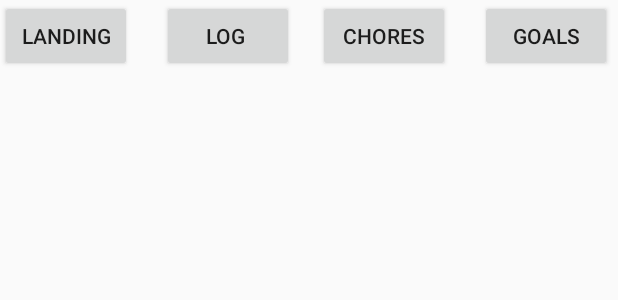
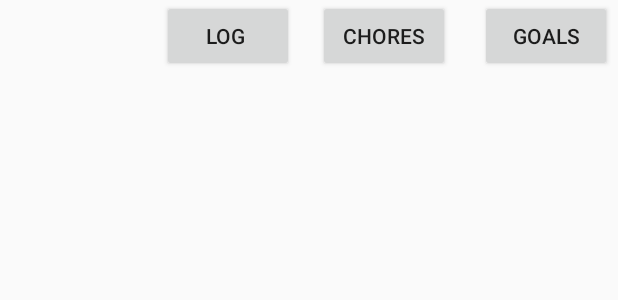
Before and after one commit to catlian/INFS3605_group2, an Android app: the layout activity_test.xml on its own in the app's theme, with its tools: preview values and no code run, on a phone screen of 412 x 824 dp. Shown: the top 300 px of the screen. Run offline under Robolectric (Android 15) with nearby library versions, the phone set to English and light mode, and no system bars.

Commit message:
minor ui fixes

```diff
--- a/app/src/main/java/com/example/infs3605_group2/Fragments/ChildLanding.java
+++ b/app/src/main/java/com/example/infs3605_group2/Fragments/ChildLanding.java
@@ -48,6 +48,7 @@ public class ChildLanding extends Fragment {
     @Override
     public void onViewCreated(final View view, Bundle savedInstanceState) {
         txtName = view.findViewById(R.id.txtName);
+        txtName.setText(LoginActivity1.currentUser.getUsername());
         txtBalance = view.findViewById(R.id.txtBalance);
 
         FirebaseDatabase database = FirebaseDatabase.getInstance();
--- a/app/src/main/res/layout/activity_test.xml
+++ b/app/src/main/res/layout/activity_test.xml
@@ -6,13 +6,6 @@
     android:layout_height="match_parent"
     tools:context=".Activities.ParentActivity">
 
-    <Button
-        android:id="@+id/button"
-        android:layout_width="wrap_content"
-        android:layout_height="wrap_content"
-        android:text="landing"
-        app:layout_constraintStart_toStartOf="parent"
-        app:layout_constraintTop_toTopOf="parent" />
 
     <Button
         android:id="@+id/button2"
@@ -39,7 +32,7 @@
         app:layout_constraintBottom_toBottomOf="parent"
         app:layout_constraintEnd_toEndOf="parent"
         app:layout_constraintStart_toStartOf="parent"
-        app:layout_constraintTop_toBottomOf="@+id/button">
+        app:layout_constraintTop_toBottomOf="@+id/button2">
 
     </FrameLayout>
 
--- a/app/src/main/res/layout/fragment_child_landing.xml
+++ b/app/src/main/res/layout/fragment_child_landing.xml
@@ -25,9 +25,9 @@
             <ImageView
                 android:id="@+id/imageView"
                 android:layout_width="wrap_content"
-                android:layout_height="wrap_content"
+                android:layout_height="52dp"
                 android:layout_weight="1"
-                app:srcCompat="@android:drawable/btn_star_big_on" />
+                app:srcCompat="@drawable/kangarootwo" />
 
             <TextView
                 android:id="@+id/txtBalance"
```
Also changed, not shown: app/build.gradle (+5 -2 lines), app/src/main/AndroidManifest.xml (+4 -10 lines), app/src/main/java/com/example/infs3605_group2/Activities/ParentActivity.java (+10 -10 lines).
